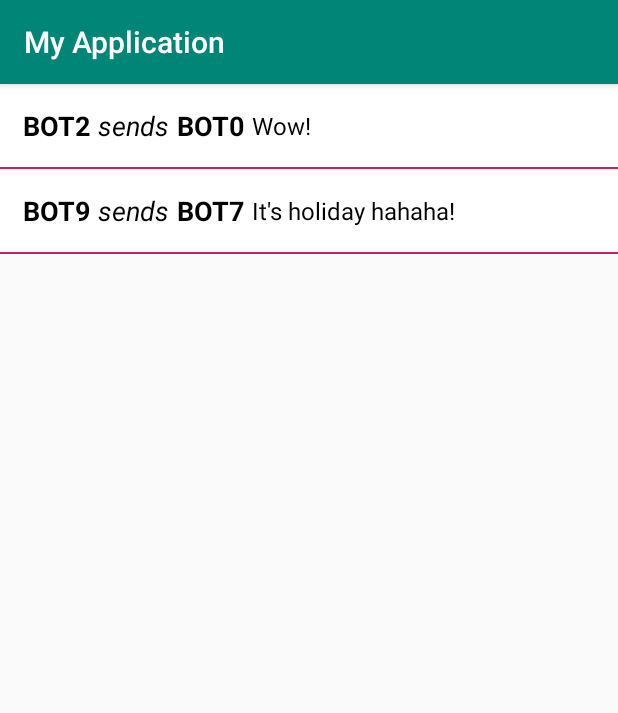
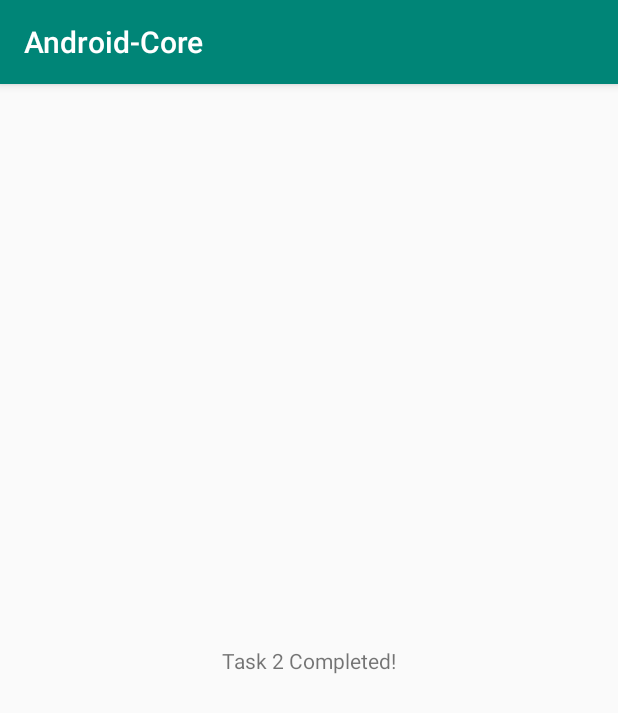
Before and after one commit to AnhVietPham/Android_Core, an Android app: the first screen one second after launch (MainActivity), on a phone screen of 412 x 824 dp. Shown: the top 713 px of the screen. Run offline under Robolectric (Android 15) with nearby library versions, the phone set to English and light mode, and no system bars.

```diff
--- a/app/src/main/java/com/avp/androidcore/MainActivity.kt
+++ b/app/src/main/java/com/avp/androidcore/MainActivity.kt
@@ -1,96 +1,70 @@
 package com.avp.androidcore
 
-import android.content.Context
 import android.os.Bundle
+import android.os.Handler
+import android.os.Looper
+import android.os.Message
 import android.support.v7.app.AppCompatActivity
-import android.support.v7.widget.LinearLayoutManager
-import android.support.v7.widget.RecyclerView
-import android.view.LayoutInflater
-import android.view.View
-import android.view.ViewGroup
-import android.widget.TextView
-import com.avp.androidcore.looper_handler_handlerthread.Client
-import com.avp.androidcore.looper_handler_handlerthread.PostOffice
-import com.avp.androidcore.looper_handler_handlerthread.Simulator
+import android.util.Log
+import com.avp.androidcore.looper_handler_handlerthread.SimpleWorker
 import kotlinx.android.synthetic.main.activity_main.*
-import java.util.*
 
 
-class MainActivity : AppCompatActivity(), Client.ClientCallback {
-    private var mSimulator: Simulator? = null
-    private var mPostOffice: PostOffice? = null
-    private var mPostListAdapter: PostListAdapter? = null
+class MainActivity : AppCompatActivity() {
+
+    private var mSimpleWorker: SimpleWorker? = null
+    private var mHandler: Handler? = null
 
     override fun onCreate(savedInstanceState: Bundle?) {
         super.onCreate(savedInstanceState)
         setContentView(R.layout.activity_main)
-        postFeedRecyclerView.layoutManager = LinearLayoutManager(this)
-        mPostListAdapter = PostListAdapter(this, LinkedList())
-        postFeedRecyclerView.adapter = mPostListAdapter
-    }
-
-    override fun onDestroy() {
-        mSimulator?.stop()
-        mPostOffice?.quit()
-        super.onDestroy()
-    }
-
-    override fun onStart() {
-        super.onStart()
-        mPostOffice = PostOffice("", LinkedHashMap())
-        mPostOffice!!.start()
-        mSimulator = Simulator(mPostOffice!!, this)
-        mSimulator!!.createClients(10).start()
-    }
-
-
-    override fun onNewPost(receiver: Client, sender: Client, message: String) {
-        runOnUiThread {
-            val position = mPostListAdapter?.feedItemList?.size
-            mPostListAdapter?.feedItemList?.add(
-                PostListAdapter.FeedItem(
-                    sender.name,
-                    receiver.name,
-                    message
-                )
-            )
-            position?.let {
-                postFeedRecyclerView.adapter?.notifyItemInserted(position)
-                postFeedRecyclerView.smoothScrollToPosition(position)
+        mSimpleWorker = SimpleWorker()
+        mSimpleWorker
+            ?.execute(Runnable {
+                Thread.sleep(1000)
+                val message = Message.obtain()
+                message.obj = "Task 1 Completed!"
+                mHandler?.sendMessage(message)
+                Log.e("COUNT", "Task 1 Completed!")
+            })
+            ?.execute(Runnable {
+                Thread.sleep(500)
+                val message = Message.obtain()
+                message.obj = "Task 2 Completed!"
+                mHandler?.sendMessage(message)
+                Log.e("COUNT", "Task 2 Completed!")
+            })
+            ?.execute(Runnable {
+                Thread.sleep(2000)
+                val message = Message.obtain()
+                message.obj = "Task 3 Completed!"
+                mHandler?.sendMessage(message)
+                Log.e("COUNT", "Task 3 Completed!")
+            })
+            ?.execute(Runnable {
+                Thread.sleep(400)
+                val message = Message.obtain()
+                message.obj = "Task 4 Completed!"
+                mHandler?.sendMessage(message)
+                Log.e("COUNT", "Task 4 Completed!")
+            })
+            ?.execute(Runnable {
+                Thread.sleep(5000)
+                val message = Message.obtain()
+                message.obj = "Task 5 Completed!"
+                mHandler?.sendMessage(message)
+                Log.e("COUNT", "Task 4 Completed!")
+            })
+        mHandler = object : Handler(Looper.getMainLooper()) {
+            override fun handleMessage(msg: Message?) {
+                super.handleMessage(msg)
+                tvMessage.text = msg?.obj.toString()
             }
         }
     }
 
-    class PostListAdapter(private val context: Context, val feedItemList: LinkedList<FeedItem>) :
-        RecyclerView.Adapter<PostListAdapter.ViewHolder>() {
-
-        override fun getItemCount(): Int {
-            return feedItemList.size
-        }
-
-
-        override fun onCreateViewHolder(parent: ViewGroup, viewType: Int): ViewHolder {
-            val view = LayoutInflater.from(context).inflate(R.layout.item_list_view, parent, false)
-            return ViewHolder(view)
-        }
-
-        override fun onBindViewHolder(holder: ViewHolder, position: Int) {
-            holder.onBind(position)
-        }
-
-        class FeedItem(var senderName: String, var receiverName: String, var message: String)
-
-        inner class ViewHolder(itemView: View) : RecyclerView.ViewHolder(itemView) {
-            private var senderNameTxt: TextView = itemView.findViewById(R.id.senderNameTxt)
-            private var receiverNameTxt: TextView = itemView.findViewById(R.id.receiverNameTxt)
-            private var msgTxt: TextView = itemView.findViewById(R.id.msgTxt)
-
-            fun onBind(position: Int) {
-                val feedItem = feedItemList[position]
-                senderNameTxt.text = feedItem.senderName
-                receiverNameTxt.text = feedItem.receiverName
-                msgTxt.text = feedItem.message
-            }
-        }
+    override fun onDestroy() {
+        super.onDestroy()
+        mSimpleWorker?.quit()
     }
 }
--- a/app/src/main/java/com/avp/androidcore/looper_handler_handlerthread/SimpleWorker.kt
+++ b/app/src/main/java/com/avp/androidcore/looper_handler_handlerthread/SimpleWorker.kt
@@ -1,10 +1,9 @@
 package com.avp.androidcore.looper_handler_handlerthread
 
-import android.util.Log
 import java.util.concurrent.ConcurrentLinkedQueue
 import java.util.concurrent.atomic.AtomicBoolean
 
-class SimpleWorker(val TAG: String = "SimpleWorker") : Thread(TAG) {
+class SimpleWorker(TAG: String = "SimpleWorker") : Thread(TAG) {
     init {
         start()
     }
@@ -23,7 +22,6 @@ class SimpleWorker(val TAG: String = "SimpleWorker") : Thread(TAG) {
         while (mAlive.get()) {
             val task = mTaskQueue.poll()
             task?.run()
-            Log.e(TAG, "SimpleWorker Terminated!")
         }
     }
 
--- a/app/src/main/java/com/avp/androidcore/looper_handler_handlerthread/Client.kt
+++ b/app/src/main/java/com/avp/androidcore/looper_handler_handlerthread/postoffice/Client.kt
@@ -1,4 +1,4 @@
-package com.avp.androidcore.looper_handler_handlerthread
+package com.avp.androidcore.looper_handler_handlerthread.postoffice
 
 class Client(val name: String, private val callback: ClientCallback) {
 
--- a/app/src/main/java/com/avp/androidcore/looper_handler_handlerthread/Post.kt
+++ b/app/src/main/java/com/avp/androidcore/looper_handler_handlerthread/postoffice/Post.kt
@@ -1,4 +1,4 @@
-package com.avp.androidcore.looper_handler_handlerthread
+package com.avp.androidcore.looper_handler_handlerthread.postoffice
 
 class Post(
     val senderId: Int,
--- a/app/src/main/res/layout/activity_main.xml
+++ b/app/src/main/res/layout/activity_main.xml
@@ -1,12 +1,17 @@
 <?xml version="1.0" encoding="utf-8"?>
-<RelativeLayout xmlns:android="http://schemas.android.com/apk/res/android"
-                android:id="@+id/activity_main"
-                android:layout_width="match_parent"
-                android:layout_height="match_parent"
->
+<android.support.constraint.ConstraintLayout xmlns:android="http://schemas.android.com/apk/res/android"
+        xmlns:app="http://schemas.android.com/apk/res-auto"
+        android:id="@+id/activity_main"
+        android:layout_width="match_parent"
+        android:layout_height="match_parent">
 
-    <android.support.v7.widget.RecyclerView
-            android:id="@+id/postFeedRecyclerView"
+    <TextView
+            android:id="@+id/tvMessage"
             android:layout_width="wrap_content"
-            android:layout_height="wrap_content" />
-</RelativeLayout>
+            android:layout_height="wrap_content"
+            app:layout_constraintBottom_toBottomOf="parent"
+            app:layout_constraintEnd_toEndOf="parent"
+            app:layout_constraintStart_toStartOf="parent"
+            app:layout_constraintTop_toTopOf="parent" />
+
+</android.support.constraint.ConstraintLayout>
--- a/app/src/main/res/values/strings.xml
+++ b/app/src/main/res/values/strings.xml
@@ -1,3 +1,3 @@
 <resources>
-    <string name="app_name">My Application</string>
+    <string name="app_name">Android-Core</string>
 </resources>
```
Also changed, not shown: app/src/main/java/com/avp/androidcore/looper_handler_handlerthread/Worker.kt (added, +18 -0 lines), app/src/main/java/com/avp/androidcore/looper_handler_handlerthread/postoffice/PostOffice.kt (renamed from app/src/main/java/com/avp/androidcore/looper_handler_handlerthread/PostOffice.kt, +27 -7 lines), app/src/main/java/com/avp/androidcore/looper_handler_handlerthread/postoffice/PostOfficeActivity.kt (added, +99 -0 lines), app/src/main/java/com/avp/androidcore/looper_handler_handlerthread/postoffice/Simulator.kt (renamed from app/src/main/java/com/avp/androidcore/looper_handler_handlerthread/Simulator.kt, +14 -3 lines), app/src/main/res/layout/activity_post_office.xml (added, +11 -0 lines).
